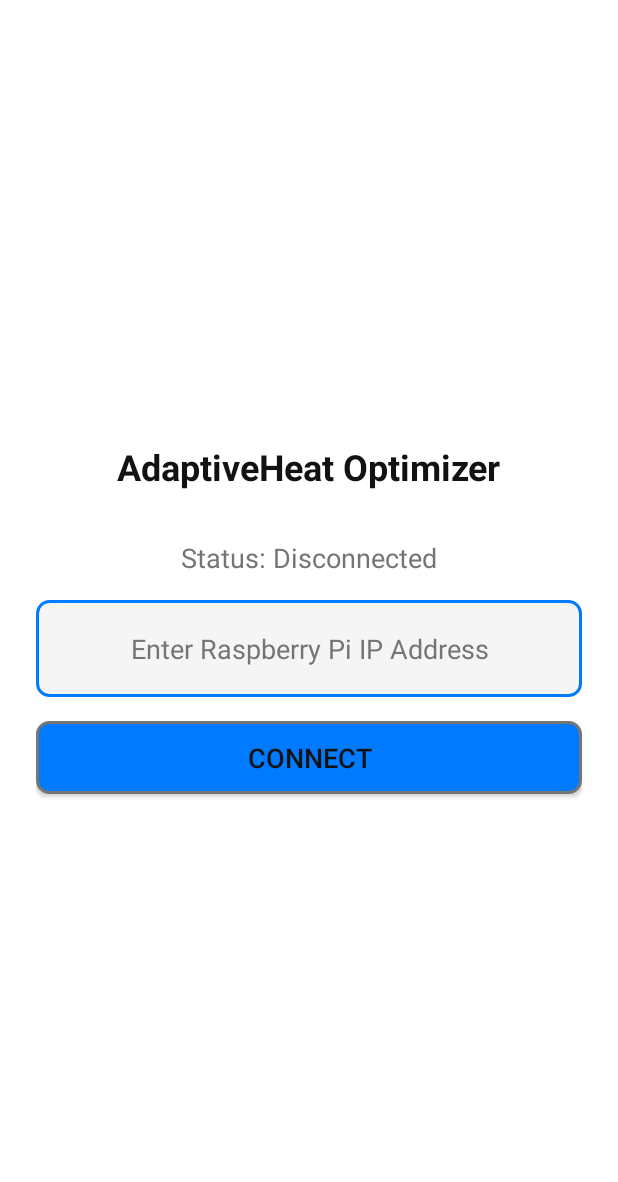
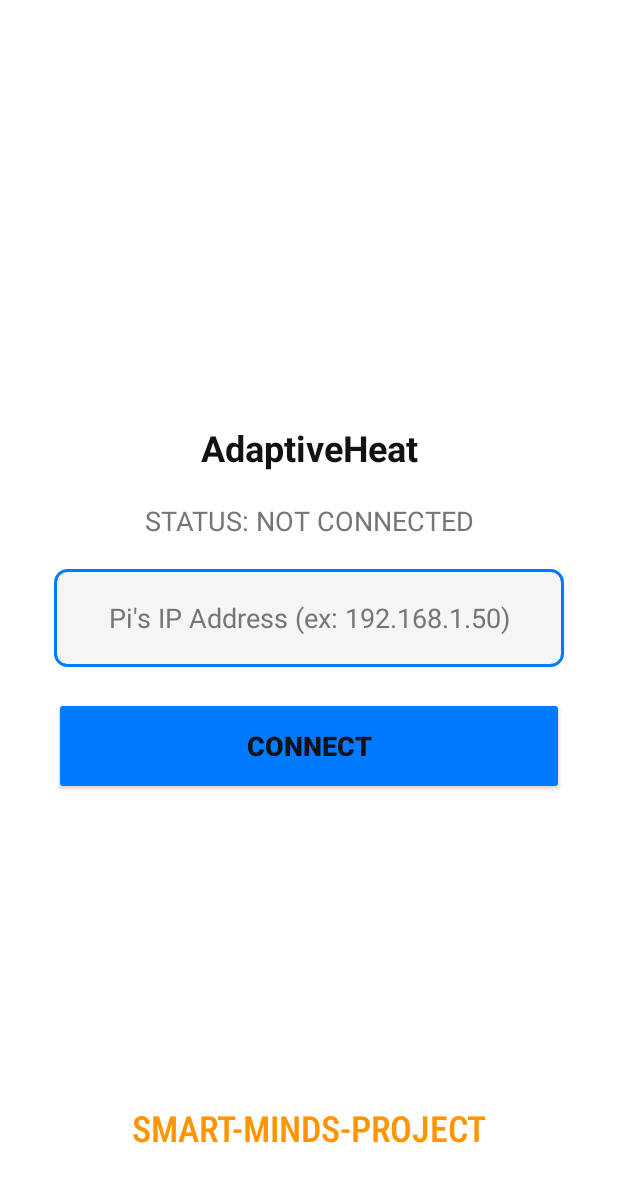
Before and after one commit to ayoubabbadi/Adaptive-Heating-Optimizer-Project-Public, an Android app: the screen it shows after launch (LaunchActivity), on a phone screen of 412 x 824 dp. Shown: the top 1182 px of the screen. Run offline under Robolectric (Android 15) with nearby library versions, the phone set to English and light mode, and no system bars.

Commit message:
Add Arabic and French translations, improve string resources
Added Arabic and French string resource files for localization. Refactored hardcoded strings in layouts and Kotlin code to use string resources, improving maintainability and enabling translation. Updated UI layouts for better consistency and accessibility. Made minor corrections to English strings and improved naming for clarity.

```diff
--- a/My-Application/app/src/main/java/com/example/myapplication/LaunchActivity.kt
+++ b/My-Application/app/src/main/java/com/example/myapplication/LaunchActivity.kt
@@ -61,7 +61,7 @@ class LaunchActivity : AppCompatActivity() {
                 startConnectionProcess(ipAddress)
             } else {
                 statusTextView.text = getString(R.string.status_invalid_ip)
-                statusTextView.text = "Status: Please enter a valid IP address."
+                statusTextView.text = getString(R.string.status_invalid_ip)
             }
         }
     }
@@ -113,7 +113,7 @@ class LaunchActivity : AppCompatActivity() {
         connectionTimeoutRunnable = Runnable {
             Log.w("AppFlow", "Connection timed out after 30 seconds.")
             setUIState(connecting = false)
-            statusTextView.text = "Status: Connection Failed (Timeout)"
+            statusTextView.text = getString(R.string.error_connection_timed_out)
             stopService(Intent(this, MqttService::class.java))
         }
         connectionTimeoutRunnable?.let { handler.postDelayed(it, 30000) }
@@ -129,7 +129,7 @@ class LaunchActivity : AppCompatActivity() {
     private fun handleConnectionFailure() {
         cancelTimeout()
         setUIState(connecting = false)
-        statusTextView.text = "Status: Connection Failed"
+        statusTextView.text = getString(R.string.notification_failed)
     }
 
     private fun cancelTimeout() {
@@ -141,7 +141,7 @@ class LaunchActivity : AppCompatActivity() {
         connectButton.isEnabled = !connecting
         ipAddressEditText.isEnabled = !connecting
         if (connecting) {
-            statusTextView.text = "Status: Connecting..."
+            statusTextView.text = getString(R.string.connection_status_connecting)
         }
     }
 }
--- a/My-Application/app/src/main/java/com/example/myapplication/MainActivity.kt
+++ b/My-Application/app/src/main/java/com/example/myapplication/MainActivity.kt
@@ -169,7 +169,7 @@ class MainActivity : AppCompatActivity() {
         val newTempInput: EditText = dialogView.findViewById(R.id.new_temp_input)
         val saveButton: Button = dialogView.findViewById(R.id.save_temp_button)
 
-        val currentTarget = targetText.text.toString().replace("°C", "").replace(getString(R.string.offline_placeholder),"")
+        val currentTarget = targetText.text.toString().replace(getString(R.string.temperature_format, ""), "").replace(getString(R.string.offline_placeholder),"")
         newTempInput.setText(currentTarget)
 
         builder.setView(dialogView)
--- a/My-Application/app/src/main/java/com/example/myapplication/MqttService.kt
+++ b/My-Application/app/src/main/java/com/example/myapplication/MqttService.kt
@@ -221,7 +221,7 @@ class MqttService : Service() {
             PendingIntent.FLAG_IMMUTABLE or PendingIntent.FLAG_UPDATE_CURRENT
         )
         return NotificationCompat.Builder(this, channelId)
-            .setContentTitle("AdaptiveHeat Optimizer")
+            .setContentTitle(getString(R.string.app_name))
             .setContentText(text)
             .setSmallIcon(R.mipmap.ic_chip_small)
             .setContentIntent(pendingIntent)
--- a/My-Application/app/src/main/res/layout/activity_launch.xml
+++ b/My-Application/app/src/main/res/layout/activity_launch.xml
@@ -1,63 +1,94 @@
 <?xml version="1.0" encoding="utf-8"?>
-<LinearLayout xmlns:android="http://schemas.android.com/apk/res/android"
+<androidx.constraintlayout.widget.ConstraintLayout xmlns:android="http://schemas.android.com/apk/res/android"
+    xmlns:app="http://schemas.android.com/apk/res-auto"
     xmlns:tools="http://schemas.android.com/tools"
     android:layout_width="match_parent"
     android:layout_height="match_parent"
     android:background="@color/background"
-    android:gravity="center"
-    android:orientation="vertical"
     android:padding="24dp"
     tools:context=".LaunchActivity">
 
 
+
+
+
+
+
+
+
+
+
     <TextView
+        android:id="@+id/appTitle"
+        android:layout_width="wrap_content"
+        android:layout_height="wrap_content"
+        android:layout_margin="20dp"
+        android:text="@string/app_name"
+        android:textColor="@color/text_primary"
+        android:textSize="24sp"
+        android:textStyle="bold"
+        app:layout_constraintBottom_toTopOf="@+id/statusTextView"
+        app:layout_constraintEnd_toEndOf="parent"
+        app:layout_constraintStart_toStartOf="parent" />
+
+    <TextView
+        android:id="@+id/statusTextView"
+        android:layout_width="340dp"
+        android:layout_height="wrap_content"
+        android:layout_margin="20dp"
+        android:text="@string/status_not_connected"
+        android:textAlignment="center"
+        android:textColor="@color/text_secondary"
+        android:textSize="18sp"
+        app:layout_constraintBottom_toTopOf="@+id/ipAddressEditText"
+        app:layout_constraintEnd_toEndOf="parent"
+        app:layout_constraintStart_toStartOf="parent" />
+
+    <EditText
+        android:id="@+id/ipAddressEditText"
+        android:layout_width="340dp"
+        android:layout_height="65dp"
+        android:background="@drawable/edittext_border_bg"
+        android:hint="@string/ip_hint"
+        android:inputType="phone"
+        android:maxLines="1"
+        android:padding="16dp"
+        android:textAlignment="center"
+        android:textColor="@color/text_primary"
+        android:textColorHint="@color/text_secondary"
+        app:layout_constraintBottom_toBottomOf="parent"
+        app:layout_constraintEnd_toEndOf="parent"
+        app:layout_constraintStart_toStartOf="parent"
+        app:layout_constraintTop_toTopOf="parent" />
+
+    <Button
+        android:id="@+id/connectButton"
+        android:layout_width="340dp"
+        android:layout_height="65dp"
+        android:layout_margin="20dp"
+        android:backgroundTint="@color/accent_primary"
+        android:paddingVertical="12dp"
+        android:text="@string/connect_button_text"
+        android:textColor="@color/text_primary"
+        android:textSize="18sp"
+        android:textStyle="bold"
+        app:cornerRadius="12dp"
+        app:layout_constraintEnd_toEndOf="parent"
+        app:layout_constraintStart_toStartOf="parent"
+        app:layout_constraintTop_toBottomOf="@+id/ipAddressEditText" />
+
+    <TextView
+        android:id="@+id/footerText"
         android:layout_width="wrap_content"
         android:layout_height="wrap_content"
         android:layout_marginBottom="32dp"
-        android:text="AdaptiveHeat Optimizer"
-        android:textColor="@color/text_primary"
+        android:fontFamily="sans-serif-condensed-light"
+        android:text="@string/SMARTMINDS"
+        android:textColor="@color/accent_hot"
         android:textSize="24sp"
-        android:textStyle="bold" />
+        android:textStyle="bold"
+        app:layout_constraintBottom_toBottomOf="parent"
+        app:layout_constraintEnd_toEndOf="parent"
+        app:layout_constraintStart_toStartOf="parent" />
 
-
-    <TextView
-        android:id="@+id/statusTextView"
-        android:layout_width="wrap_content"
-        android:layout_height="wrap_content"
-        android:layout_marginBottom="16dp"
-        android:text="Status: Disconnected"
-        android:textColor="@color/text_secondary"
-        android:textSize="18sp" />
-
-
-    <EditText
-        android:id="@+id/ipAddressEditText"
-        android:layout_width="match_parent"
-        android:layout_height="wrap_content"
-        android:layout_marginBottom="16dp"
-        android:background="@drawable/edittext_border_bg"
-        android:hint="Enter Raspberry Pi IP Address"
-        android:inputType="phone"
-        android:maxLines="1"
-        android:padding="20dp"
-        android:textAlignment="center"
-        android:textColor="@color/text_primary"
-        android:textColorHint="@color/text_secondary" />
-
-
-    <Button
-        android:id="@+id/connectButton"
-        android:layout_width="match_parent"
-        android:layout_height="wrap_content"
-        android:background="@drawable/button_bg"
-        android:paddingLeft="32dp"
-        android:paddingTop="12dp"
-        android:paddingRight="32dp"
-        android:paddingBottom="12dp"
-        android:text="Connect"
-        android:textColor="@color/text_primary"
-        android:textSize="18sp" />
-
-
-
-</LinearLayout>
+</androidx.constraintlayout.widget.ConstraintLayout>
--- a/My-Application/app/src/main/res/layout/activity_main.xml
+++ b/My-Application/app/src/main/res/layout/activity_main.xml
@@ -28,11 +28,11 @@
         android:layout_height="wrap_content"
         android:layout_marginTop="8dp"
         android:fontFamily="sans-serif"
+        android:letterSpacing="0.1"
         android:text="@string/CURRENT_TEMPERATURE"
         android:textColor="@color/text_secondary"
         android:textSize="14sp"
         android:textStyle="bold"
-        android:letterSpacing="0.1"
         app:layout_constraintEnd_toEndOf="parent"
         app:layout_constraintStart_toStartOf="parent"
         app:layout_constraintTop_toBottomOf="@+id/temperature_text" />
--- a/My-Application/app/src/main/res/layout/activity_splash.xml
+++ b/My-Application/app/src/main/res/layout/activity_splash.xml
@@ -24,7 +24,7 @@
         android:layout_marginTop="16dp"
         android:alpha="0"
         android:letterSpacing="0.1"
-        android:text="AdaptiveHeat"
+        android:text="@string/app_name"
         android:textColor="@color/text_primary"
         android:textSize="28sp"
         android:textStyle="bold"
--- a/My-Application/app/src/main/res/layout/dialog_edit_temp.xml
+++ b/My-Application/app/src/main/res/layout/dialog_edit_temp.xml
@@ -12,7 +12,7 @@
         android:id="@+id/dialogTitle"
         android:layout_width="wrap_content"
         android:layout_height="wrap_content"
-        android:text="Set Target Temperature"
+        android:text="@string/dialog_title"
         android:textAlignment="center"
         android:textColor="@color/text_primary"
         android:textSize="20sp"
@@ -25,7 +25,7 @@
         android:layout_height="wrap_content"
         android:layout_marginTop="24dp"
         android:background="@drawable/edittext_border_bg"
-        android:hint="e.g. 24.5"
+        android:hint="@string/dialog_hint"
         android:inputType="numberDecimal"
         android:minHeight="50dp"
         android:padding="12dp"
@@ -42,7 +42,7 @@
         android:layout_marginTop="24dp"
         android:background="@drawable/button_bg"
         android:backgroundTint="@color/accent_primary"
-        android:text="Save"
+        android:text="@string/dialog_save"
         android:textColor="@color/white"
         android:textSize="16sp"
         android:textStyle="bold" />
--- a/My-Application/app/src/main/res/values/strings.xml
+++ b/My-Application/app/src/main/res/values/strings.xml
@@ -1,3 +1,4 @@
+<?xml version="1.0" encoding="utf-8"?>
 <resources>
     <string name="app_name">AdaptiveHeat</string>
 
@@ -9,11 +10,11 @@
 
     <string name="CURRENT_TEMPERATURE">CURRENT TEMPERATURE</string>
     <string name="PRESENCE">PRESENCE</string>
-    <string name="HEATER_STATUS">HEATER STATUS</string>
+    <string name="HEATER_STATUS">SYSTEM STATUS</string>
     <string name="humidity">HUMIDITY</string>
-    <string name="active_habit">ACTIVE HABIT</string>
+    <string name="active_habit">ACTIVE MODE</string>
     <string name="target_temp">TARGET TEMP</string>
-    <string name="manual_fan_control">Manual Fan Control</string>
+    <string name="manual_fan_control">Manual Control (Fan/Heat)</string>
     <string name="start_new_preference_analysis">START NEW PREFERENCE ANALYSIS</string>
 
     <string name="dialog_title">Set New Target Temperature</string>
@@ -50,8 +51,8 @@
     <string name="SMARTMINDS">SMART-MINDS-PROJECT</string>
 
     <string name="alert_title">SYSTEM WARNING ‼️</string>
-    <string name="alert_message">Heater running but temp not rising! Check Windows/Doors.</string>
+    <string name="alert_message">System running at max but temp not changing! Check Windows/Doors.</string>
     <string name="target">20</string>
-    <string name="status_invalid_ip">status_invalid_ip</string>
+    <string name="status_invalid_ip">Invalid IP Address</string>
 
 </resources>
```
Also changed, not shown: 2 other files.
